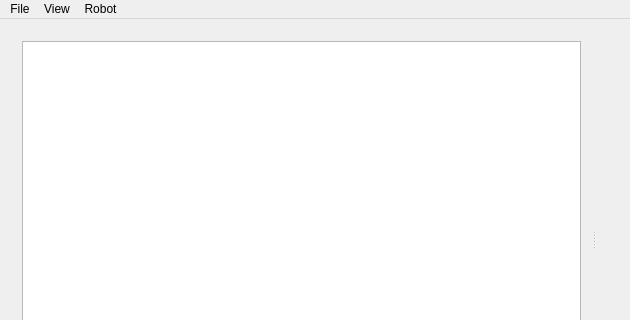
Before: the Qt Designer form gui/MainWindow.ui in RhobanProject/MetabotStudio, drawn with Qt 5; both pictures show x 0 to 630 and y 0 to 320 of the 630 by 481 pixel window.
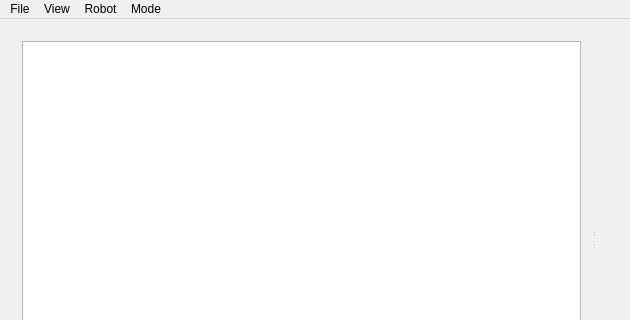
After: the same form once the commit is applied. Icons and pictures are not drawn. Custom widgets are drawn as their Qt base class.

The edit to the form file:
```diff
--- a/gui/MainWindow.ui
+++ b/gui/MainWindow.ui
@@ -150,9 +150,16 @@
     <addaction name="actionCollisions"/>
     <addaction name="actionCenter_of_mass"/>
    </widget>
+   <widget class="QMenu" name="menuMode">
+    <property name="title">
+     <string>Mode</string>
+    </property>
+    <addaction name="actionPhysics"/>
+   </widget>
    <addaction name="menuFile"/>
    <addaction name="menuView"/>
    <addaction name="menuRobot"/>
+   <addaction name="menuMode"/>
   </widget>
   <action name="actionAbout">
    <property name="text">
```
Left out of the diff: 8 changed lines with no effect on the pictures.
